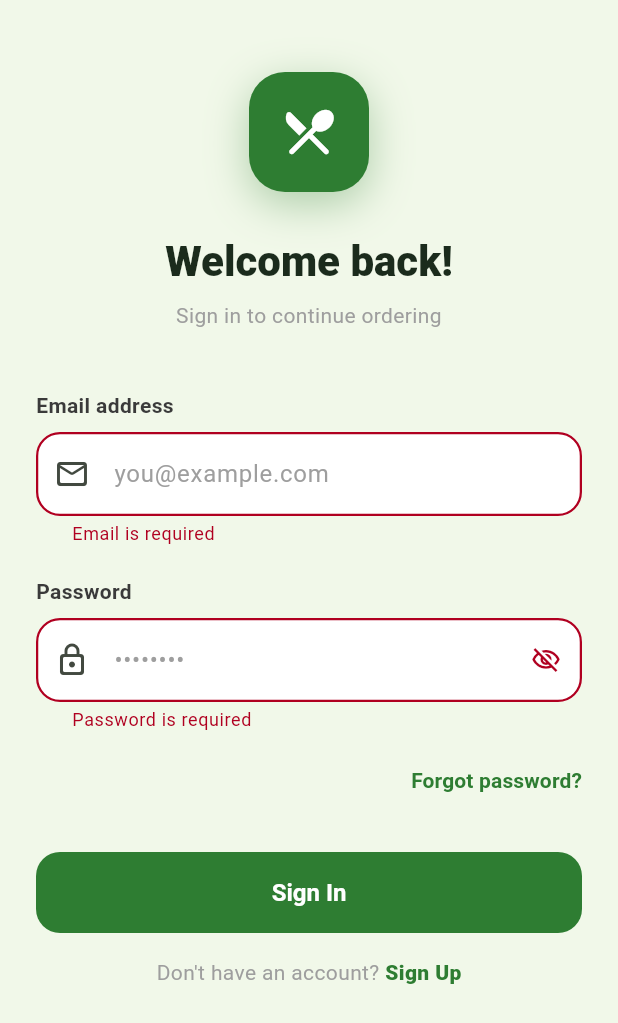
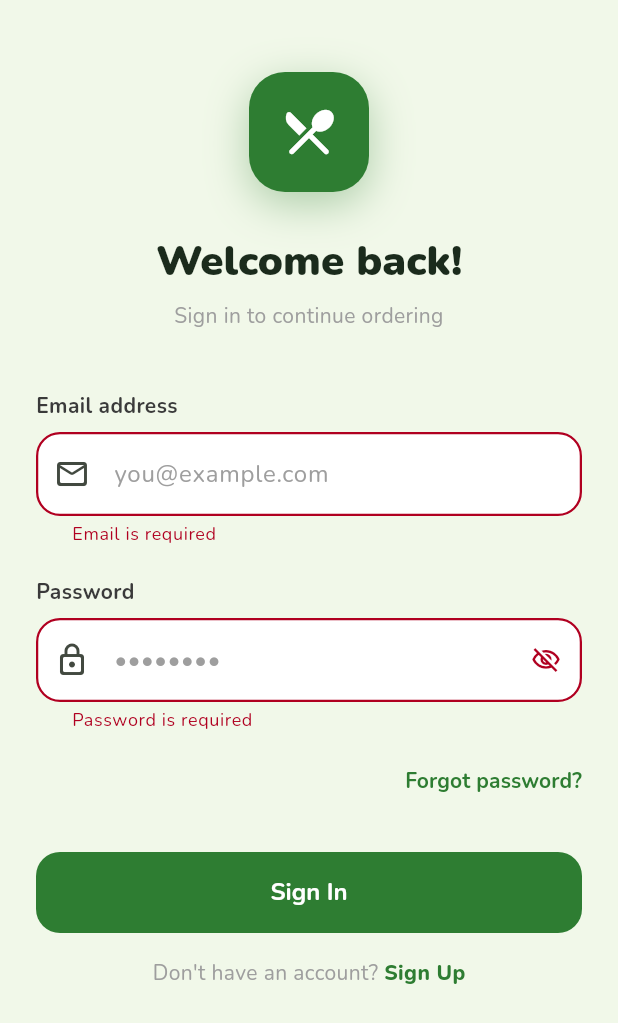
Before and after one commit to KHAYA2222/bite_dash, a Flutter app: the screen it shows after launch, after a tap on "Sign In", on a phone screen of 412 x 824 dp. Shown: the top 1023 px of the screen. Run offline on Flutter 3.47's test engine with Material 3 defaults, Android fonts, the phone set to English and light mode, and no system bars; our stand-ins replace cloud_firestore, firebase_auth, firebase_core, firebase_messaging, google_fonts; accounts and stored records are empty.

Commit message:
Update main to recieve push

```diff
--- a/lib/main.dart
+++ b/lib/main.dart
@@ -1,28 +1,23 @@
-// main.dart
 import 'package:flutter/material.dart';
 import 'package:flutter/services.dart';
 import 'package:firebase_core/firebase_core.dart';
-import 'package:foodie_app/providers/food_provider.dart';
-import 'package:provider/provider.dart';
+import 'package:google_fonts/google_fonts.dart';
+import 'firebase_options.dart';
 import 'providers/auth_provider.dart';
 import 'screens/home_screen.dart';
 import 'screens/auth/login_screen.dart';
-import 'firebase_options.dart';
+import 'services/notification_service.dart';
 
-final _authProvider = AuthProvider();
-
-Future<void> main() async {
+void main() async {
   WidgetsFlutterBinding.ensureInitialized();
 
-  // Initialize Firebase
   await Firebase.initializeApp(
     options: DefaultFirebaseOptions.currentPlatform,
   );
 
-  // Start listening to auth state
-  _authProvider.init();
+  // Register FCM background handler BEFORE runApp
+  await NotificationService.registerBackgroundHandler();
 
-  // Set transparent status bar
   SystemChrome.setSystemUIOverlayStyle(
     const SystemUiOverlayStyle(
       statusBarColor: Colors.transparent,
@@ -30,33 +25,26 @@ Future<void> main() async {
     ),
   );
 
-  runApp(
-    MultiProvider(
-      providers: [
-        ChangeNotifierProvider.value(value: _authProvider),
-        ChangeNotifierProvider<FoodProvider>(create: (_) => FoodProvider()),
-      ],
-      child: const FoodieApp(),
-    ),
-  );
+  final authProvider = AuthProvider();
+  authProvider.init();
+
+  runApp(FoodieApp(authProvider: authProvider));
 }
 
 class FoodieApp extends StatelessWidget {
-  const FoodieApp({super.key});
+  final AuthProvider authProvider;
+  const FoodieApp({super.key, required this.authProvider});
 
   @override
   Widget build(BuildContext context) {
     return MaterialApp(
       title: 'Foodie',
       debugShowCheckedModeBanner: false,
-      theme: _buildTheme(),
-      home: AuthWrapper(authProvider: _authProvider),
-    );
-  }
-
-  ThemeData _buildTheme() {
-    return ThemeData(
+      // Use the global navigator key so NotificationOverlay can show dialogs
+      navigatorKey: NotificationOverlay.navigatorKey,
+      theme: ThemeData(
         useMaterial3: true,
+        textTheme: GoogleFonts.nunitoTextTheme(),
         colorScheme: ColorScheme.fromSeed(
           seedColor: const Color(0xFF2E7D32),
           brightness: Brightness.light,
@@ -74,27 +62,28 @@ class FoodieApp extends StatelessWidget {
           onSecondaryContainer: const Color(0xFF33691E),
           error: const Color(0xFFB00020),
         ),
-      fontFamily: 'Nunito',
         appBarTheme: const AppBarTheme(
           elevation: 0,
           centerTitle: false,
           backgroundColor: Colors.transparent,
           foregroundColor: Color(0xFF1B2B1C),
         ),
+        cardTheme: CardThemeData(
+          elevation: 0,
+          shape:
+              RoundedRectangleBorder(borderRadius: BorderRadius.circular(20)),
+          color: Colors.white,
+        ),
         elevatedButtonTheme: ElevatedButtonThemeData(
           style: ElevatedButton.styleFrom(
             elevation: 0,
             padding: const EdgeInsets.symmetric(horizontal: 24, vertical: 14),
-          shape: RoundedRectangleBorder(
-            borderRadius: BorderRadius.circular(16),
-          ),
+            shape:
+                RoundedRectangleBorder(borderRadius: BorderRadius.circular(16)),
             backgroundColor: const Color(0xFF2E7D32),
             foregroundColor: Colors.white,
-          textStyle: const TextStyle(
-            fontFamily: 'Nunito',
-            fontSize: 16,
-            fontWeight: FontWeight.w700,
-          ),
+            textStyle:
+                GoogleFonts.nunito(fontSize: 16, fontWeight: FontWeight.w700),
           ),
         ),
         inputDecorationTheme: InputDecorationTheme(
@@ -102,32 +91,28 @@ class FoodieApp extends StatelessWidget {
           fillColor: Colors.white,
           border: OutlineInputBorder(
               borderRadius: BorderRadius.circular(16),
-          borderSide: BorderSide.none,
-        ),
+              borderSide: BorderSide.none),
           enabledBorder: OutlineInputBorder(
               borderRadius: BorderRadius.circular(16),
-          borderSide: BorderSide.none,
-        ),
+              borderSide: BorderSide.none),
           focusedBorder: OutlineInputBorder(
               borderRadius: BorderRadius.circular(16),
-          borderSide: const BorderSide(color: Color(0xFF2E7D32), width: 2),
-        ),
+              borderSide: const BorderSide(color: Color(0xFF2E7D32), width: 2)),
           errorBorder: OutlineInputBorder(
               borderRadius: BorderRadius.circular(16),
-          borderSide: const BorderSide(color: Color(0xFFB00020), width: 1.5),
-        ),
+              borderSide:
+                  const BorderSide(color: Color(0xFFB00020), width: 1.5)),
           focusedErrorBorder: OutlineInputBorder(
               borderRadius: BorderRadius.circular(16),
-          borderSide: const BorderSide(color: Color(0xFFB00020), width: 2),
-        ),
+              borderSide: const BorderSide(color: Color(0xFFB00020), width: 2)),
           contentPadding:
               const EdgeInsets.symmetric(horizontal: 20, vertical: 16),
-        hintStyle:
-            const TextStyle(color: Color(0xFF9E9E9E), fontFamily: 'Nunito'),
-        errorStyle: const TextStyle(fontFamily: 'Nunito', fontSize: 12),
+          hintStyle: const TextStyle(color: Color(0xFF9E9E9E)),
+          errorStyle: const TextStyle(fontSize: 12),
         ),
         chipTheme: ChipThemeData(
-        shape: RoundedRectangleBorder(borderRadius: BorderRadius.circular(12)),
+          shape:
+              RoundedRectangleBorder(borderRadius: BorderRadius.circular(12)),
           showCheckmark: false,
         ),
         bottomNavigationBarTheme: const BottomNavigationBarThemeData(
@@ -137,47 +122,26 @@ class FoodieApp extends StatelessWidget {
           unselectedItemColor: Color(0xFF9E9E9E),
           type: BottomNavigationBarType.fixed,
         ),
+      ),
+      home: AuthWrapper(authProvider: authProvider),
     );
   }
 }
 
-/// AuthWrapper routes to HomeScreen if authenticated,
-/// LoginScreen if not. Fully web-safe with async fallback.
-class AuthWrapper extends StatefulWidget {
+// ── Auth wrapper ──────────────────────────────────────────────────────────────
+
+class AuthWrapper extends StatelessWidget {
   final AuthProvider authProvider;
   const AuthWrapper({super.key, required this.authProvider});
 
   @override
-  State<AuthWrapper> createState() => _AuthWrapperState();
+  Widget build(BuildContext context) {
+    return ListenableBuilder(
+      listenable: authProvider,
+      builder: (context, _) {
+        if (authProvider.status == AuthStatus.unknown) {
+          return const _SplashScreen();
         }
-
-class _AuthWrapperState extends State<AuthWrapper> {
-  @override
-  void initState() {
-    super.initState();
-    // In case init() hasn't completed before build
-    widget.authProvider.addListener(_onAuthChange);
-  }
-
-  @override
-  void dispose() {
-    widget.authProvider.removeListener(_onAuthChange);
-    super.dispose();
-  }
-
-  void _onAuthChange() => setState(() {});
-
-  @override
-  Widget build(BuildContext context) {
-    final status = widget.authProvider.status;
-
-    // Show loading spinner while auth state is unknown
-    if (status == AuthStatus.unknown) {
-      return const Scaffold(
-        body: Center(child: CircularProgressIndicator()),
-      );
-    }
-
         return AnimatedSwitcher(
           duration: const Duration(milliseconds: 400),
           switchInCurve: Curves.easeOutCubic,
@@ -192,14 +156,65 @@ class _AuthWrapperState extends State<AuthWrapper> {
               child: child,
             ),
           ),
-      child: widget.authProvider.isAuthenticated
+          child: authProvider.isAuthenticated
               ? HomeScreen(
                   key: const ValueKey('home'),
-              authProvider: widget.authProvider,
+                  authProvider: authProvider,
                 )
               : LoginScreen(
                   key: const ValueKey('login'),
-              authProvider: widget.authProvider,
+                  authProvider: authProvider,
+                ),
+        );
+      },
+    );
+  }
+}
+
+// ── Splash screen ─────────────────────────────────────────────────────────────
+
+class _SplashScreen extends StatelessWidget {
+  const _SplashScreen();
+
+  @override
+  Widget build(BuildContext context) {
+    final cs = Theme.of(context).colorScheme;
+    return Scaffold(
+      backgroundColor: cs.primary,
+      body: Center(
+        child: Column(
+          mainAxisAlignment: MainAxisAlignment.center,
+          children: [
+            Container(
+              width: 90,
+              height: 90,
+              decoration: BoxDecoration(
+                color: Colors.white.withOpacity(0.15),
+                borderRadius: BorderRadius.circular(28),
+              ),
+              child: const Icon(Icons.restaurant_menu_rounded,
+                  color: Colors.white, size: 48),
+            ),
+            const SizedBox(height: 20),
+            const Text(
+              'Foodie',
+              style: TextStyle(
+                color: Colors.white,
+                fontSize: 32,
+                fontWeight: FontWeight.w900,
+              ),
+            ),
+            const SizedBox(height: 40),
+            SizedBox(
+              width: 24,
+              height: 24,
+              child: CircularProgressIndicator(
+                strokeWidth: 2.5,
+                color: Colors.white.withOpacity(0.7),
+              ),
+            ),
+          ],
+        ),
       ),
     );
   }
```
Also changed, not shown: lib/providers/auth_provider.dart (+126 -122 lines). Lines whose indentation alone changed are shown as unchanged.
